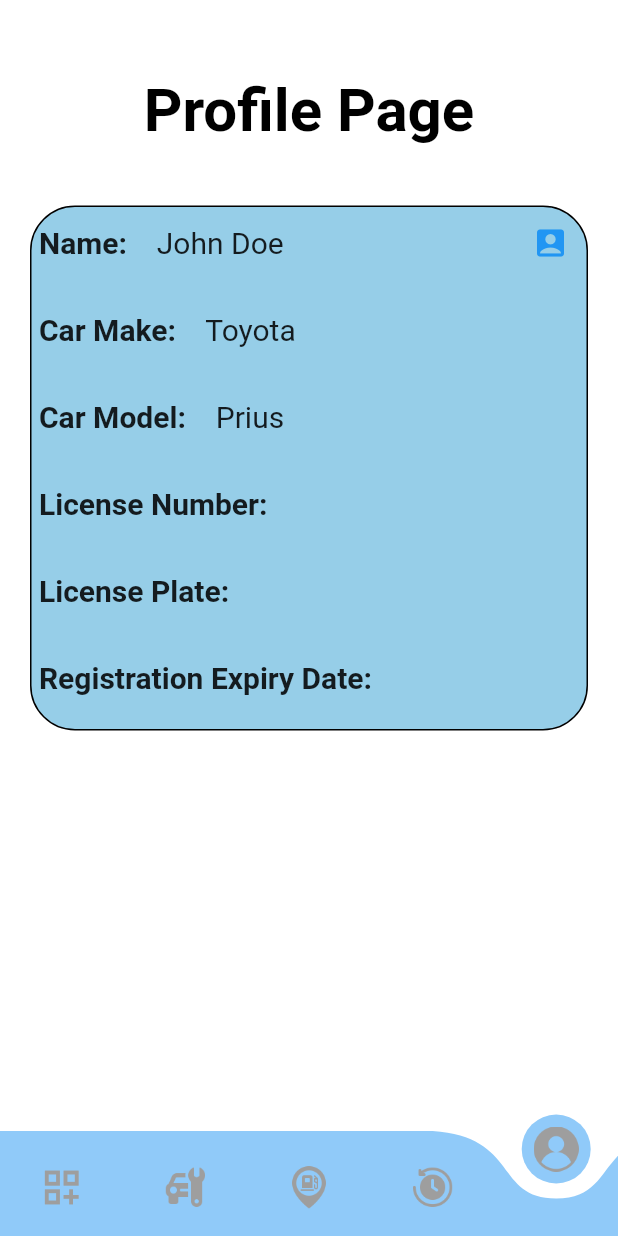
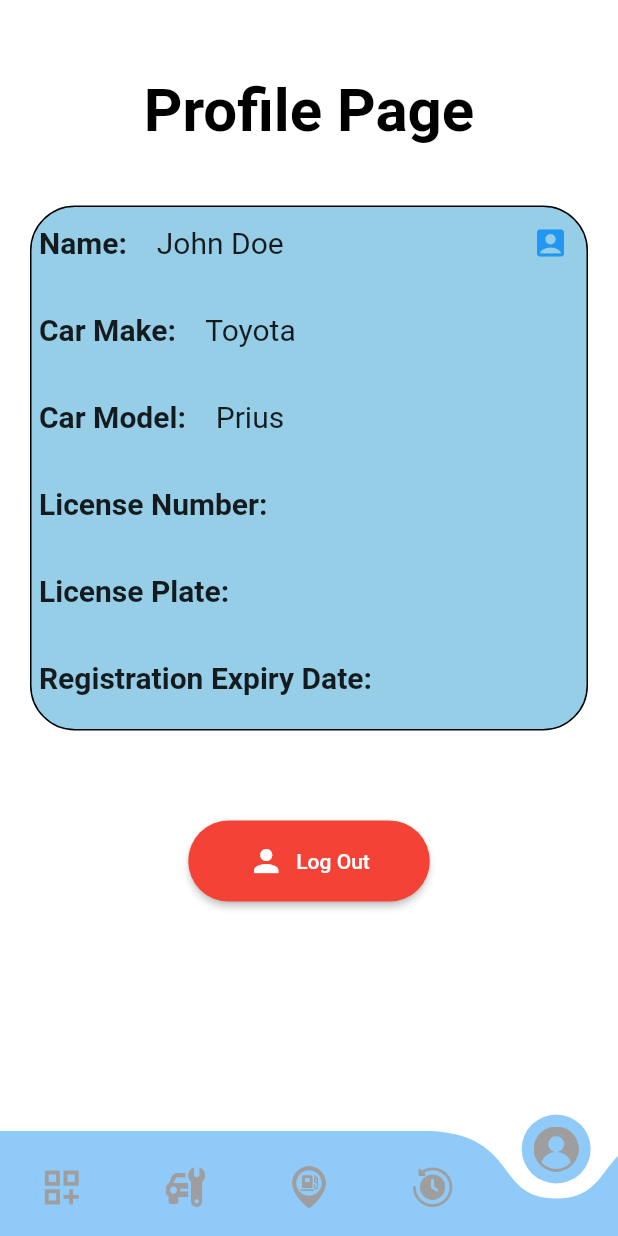
Before and after one commit to jabezj1/Motore, a Flutter app: the screen it shows once a user with an empty profile is signed in, item 5 of the bottom bar chosen, on a phone screen of 412 x 824 dp. Run offline on Flutter 3.47's test engine with Material 2 defaults, Android fonts, the phone set to English and light mode, and no system bars; drawn by our look-alikes of curved_navigation_bar; our stand-ins replace animated_splash_screen, firebase_auth, firebase_core; accounts and stored records are empty.

Commit message:
Added the finsihing touches to logout button

```diff
--- a/lib/pages/dashboard_2.dart
+++ b/lib/pages/dashboard_2.dart
@@ -12,7 +12,7 @@ class Dashboard2 extends StatelessWidget {
           Text(
             'History Page',
             style: TextStyle(
-                fontSize: 40, color: Colors.black, fontWeight: FontWeight.bold),
+                fontSize: 40, color: Colors.white, fontWeight: FontWeight.bold),
           ),
           SizedBox(
             height: 100,
@@ -26,7 +26,7 @@ class Dashboard2 extends StatelessWidget {
           ),
           Text(
             'History Page Content',
-            style: TextStyle(fontSize: 40, color: Colors.black),
+            style: TextStyle(fontSize: 40, color: Colors.white),
           ),
         ],
       ),
--- a/lib/pages/profile.dart
+++ b/lib/pages/profile.dart
@@ -1,10 +1,14 @@
 import 'package:flutter/material.dart';
+
+import 'package:motore/services/auth.dart';
 
 class Profile extends StatefulWidget {
   const Profile({Key? key}) : super(key: key);
   @override
   _ProfileState createState() => _ProfileState();
 }
+
+final AuthService _auth = AuthService();
 
 class _ProfileState extends State<Profile> {
   bool read = true;
@@ -219,6 +223,49 @@ class _ProfileState extends State<Profile> {
                     ),
                   ]),
             ),
+            SizedBox(
+              height: 60,
+            ),
+            Row(
+              mainAxisAlignment: MainAxisAlignment.center,
+              children: <Widget>[
+                ElevatedButton.icon(
+                  onPressed: () async {
+                    await _auth.signOut();
+                  },
+                  icon: Icon(Icons.person),
+                  label: Text(
+                    'Log Out',
+                  ),
+                  style: ElevatedButton.styleFrom(
+                      padding: EdgeInsets.symmetric(
+                          horizontal: 40.0, vertical: 15.0),
+                      shape: RoundedRectangleBorder(
+                          borderRadius: BorderRadius.circular(50.0)),
+                      primary: Colors.red),
+
+                  // style: ElevatedButton.styleFrom(primary: Colors.red),
+                  // style: ButtonStyle(
+                  //     shape: MaterialStateProperty.all<
+                  //             RoundedRectangleBorder>(
+                  //         RoundedRectangleBorder(
+                  //             borderRadius: BorderRadius.circular(18.0),
+                  //             side: BorderSide(color: Colors.black)))),
+
+                  // style: ButtonStyle(
+                  //   overlayColor:
+                  //       MaterialStateProperty.resolveWith<Color?>(
+                  //     (Set<MaterialState> states) {
+                  //       if (states.contains(MaterialState.hovered))
+                  //         return Colors.redAccent; //<-- SEE HERE
+                  //       return Colors
+                  //           .blueGrey; // Defer to the widget's default.
+                  //     },
+                  //   ),
+                  // ),
+                )
+              ],
+            )
           ],
         ));
   }
```
Also changed, not shown: lib/pages/Credit_card_info.dart (added, +145 -0 lines), lib/icons/credit-card.png (added), 21 other files.
